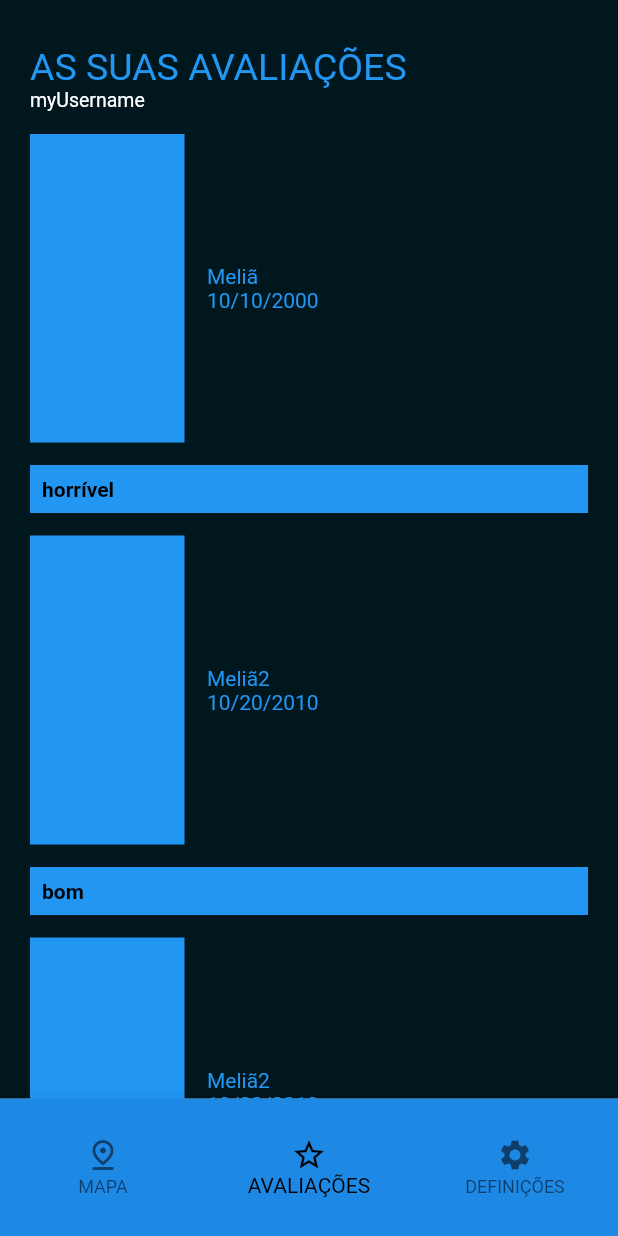
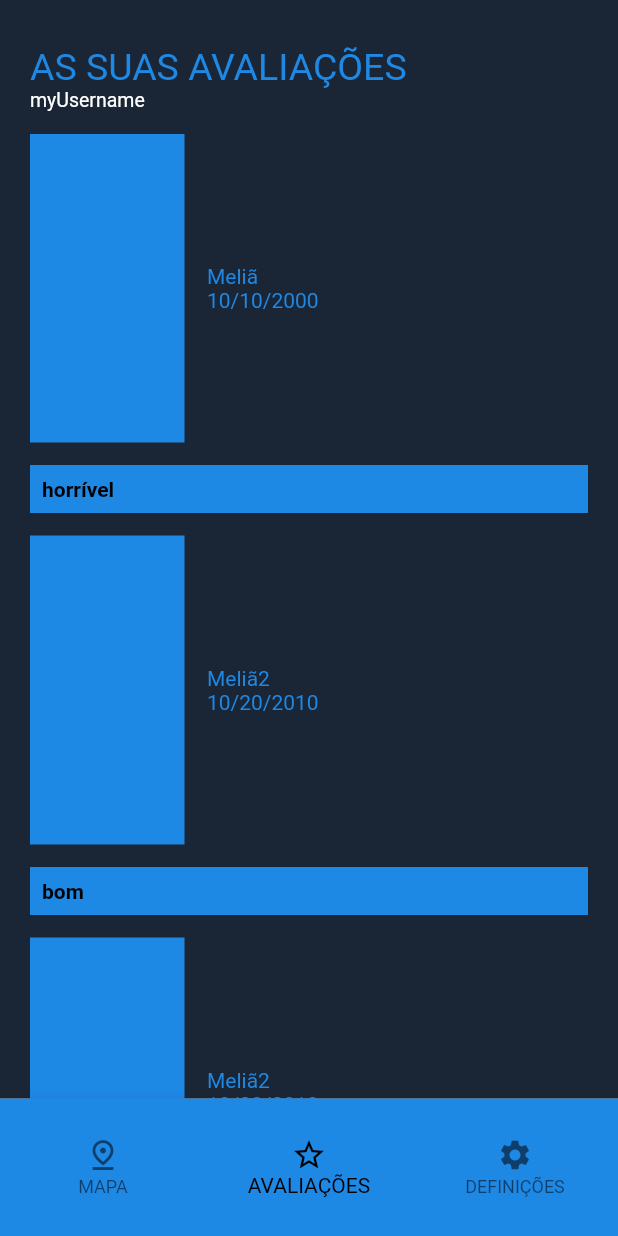
Before and after one commit to parola05/stays-go_client, a Flutter app: the screen it shows after launch, item 2 of the bottom bar chosen, on a phone screen of 412 x 824 dp. Run offline on Flutter 3.47's test engine with Material 2 defaults, Android fonts, the phone set to English and light mode, and no system bars; our stand-ins replace get, google_maps_flutter.

Commit message:
refactor colors schemes

```diff
--- a/lib/app/theme/app_theme.dart
+++ b/lib/app/theme/app_theme.dart
@@ -1,12 +1,13 @@
 import 'package:flutter/material.dart';
 
 final ThemeData appThemeData = ThemeData(
-  backgroundColor: Color.fromRGBO(0, 23, 30, 1),
+  backgroundColor: Color.fromRGBO(26, 38, 54, 1),
   primaryColor: Colors.blue,
-  buttonColor: Colors.blue,
+  bottomSheetTheme: BottomSheetThemeData(backgroundColor: Color.fromRGBO(26, 38, 54, 1)),
+  buttonColor: Colors.blue[600],
   brightness: Brightness.light,
   accentColor: Colors.blue,
   appBarTheme: AppBarTheme(
-    color: Colors.blue,
+    color: Colors.blue[600],
   ),
 );
```
